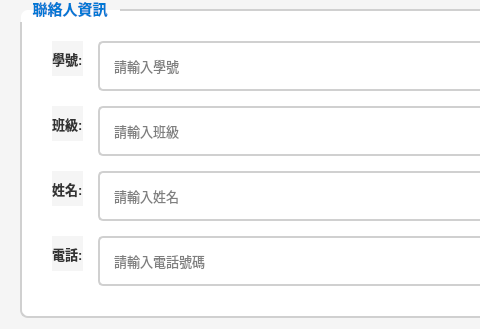
First picture: the form in mywidget.ui, repository 41343247/ContactBook, before the edit; both pictures show x 0 to 480 and y 287 to 616 of the 900 by 700 pixel window.
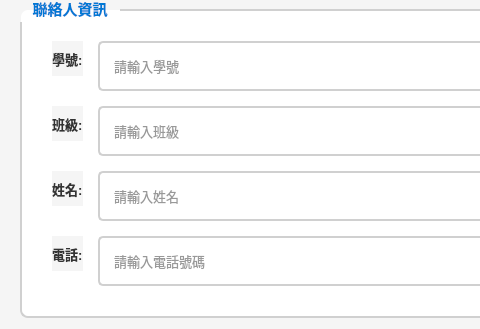
Second picture: the form after the edit.

Commit message: Fix white text visibility by adding explicit text colors

Patch:
```diff
--- a/mywidget.ui
+++ b/mywidget.ui
@@ -36,6 +36,7 @@
 
 QTableWidget::item {
     padding: 8px;
+    color: #333333;
 }
 
 QTableWidget::item:selected {
@@ -56,6 +57,7 @@
     border: 2px solid #d0d0d0;
     border-radius: 5px;
     background-color: white;
+    color: #333333;
     font-size: 10pt;
     min-height: 30px;
 }
```
